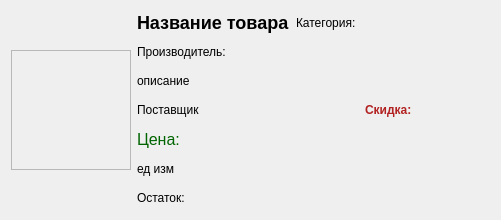
The window that UI/product_item.ui (sashok112/DemoExamenShoes) describes before a commit, drawn with Qt 5.
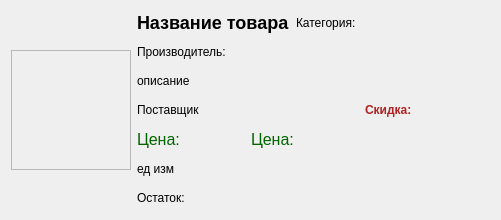
The same window after the commit.

The edit to the form file:
```diff
--- a/UI/product_item.ui
+++ b/UI/product_item.ui
@@ -93,6 +93,8 @@
       </widget>
      </item>
      <item>
+      <layout class="QHBoxLayout" name="horizontalLayout_2">
+       <item>
       <widget class="QLabel" name="price">
        <property name="styleSheet">
         <string notr="true">font-size: 16px; color: #006400;</string>
@@ -101,6 +103,18 @@
         <string>Цена: </string>
        </property>
       </widget>
+       </item>
+       <item>
+        <widget class="QLabel" name="final_price">
+         <property name="styleSheet">
+          <string notr="true">font-size: 16px; color: #006400;</string>
+         </property>
+         <property name="text">
+          <string>Цена: </string>
+         </property>
+        </widget>
+       </item>
+      </layout>
      </item>
      <item>
       <widget class="QLabel" name="unit">
```
Lines whose indentation alone changed are shown as unchanged.
